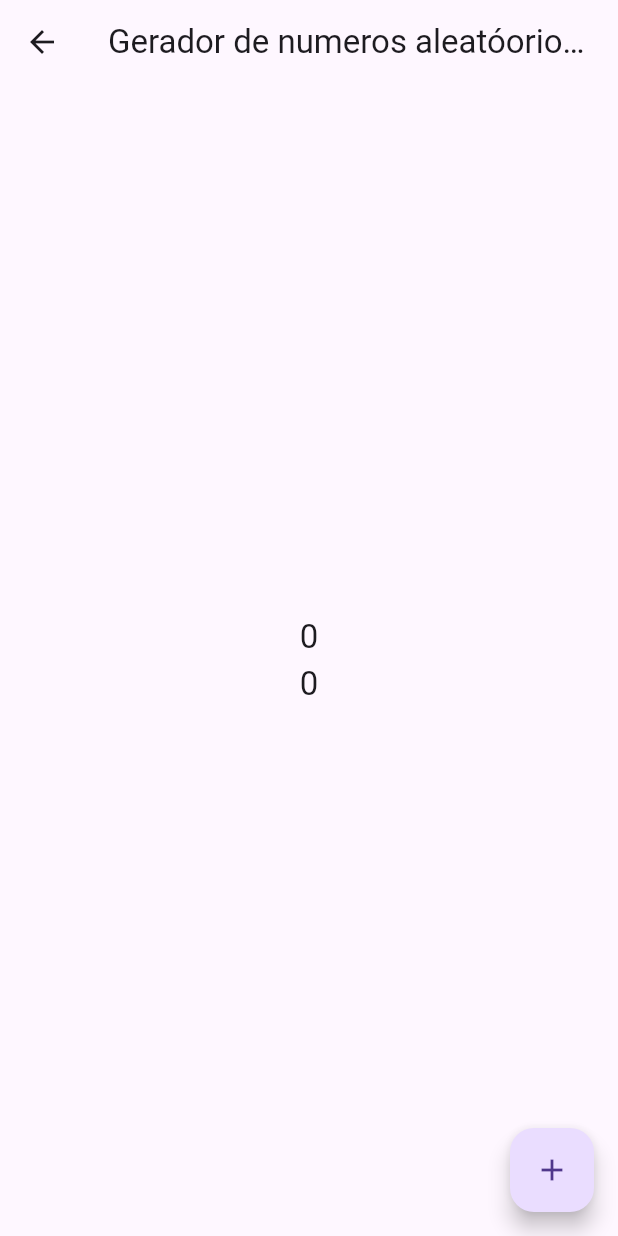
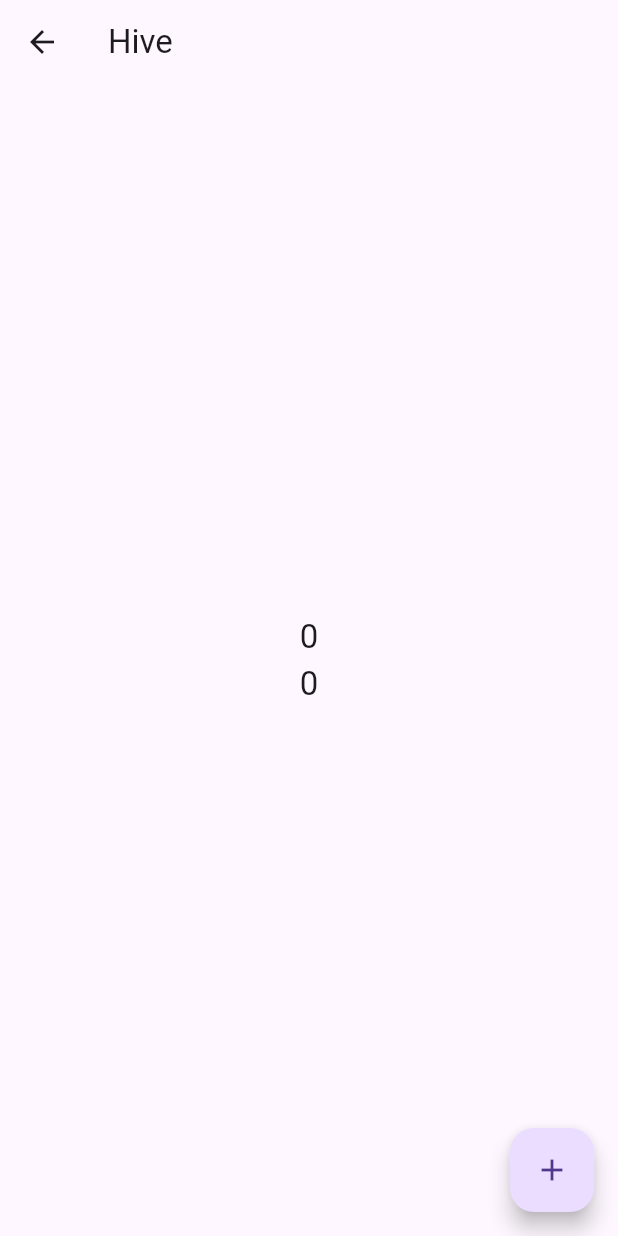
Before and after one commit to guilhermepaiter/LoginPage, a Flutter app: the MainPage screen opened directly, in the side drawer, after a tap on "Gerador de números", on a phone screen of 412 x 824 dp. Run offline on Flutter 3.47's test engine with Material 3 defaults, Android fonts, the phone set to English and light mode, and no system bars; our stand-ins replace google_fonts, hive, shared_preferences; accounts and stored records are empty; network calls fail.

Commit message:
Escrevendo e lendo com Hive

```diff
--- a/lib/Page/numeros_aleatorios.dart
+++ b/lib/Page/numeros_aleatorios/numeros_aleatorios_hive.dart
@@ -1,19 +1,20 @@
 import 'dart:math';
 
 import 'package:flutter/material.dart';
-import 'package:trilhaapp/services/app_storage_service.dart';
+import 'package:hive/hive.dart';
 
-class NumerosAleatoriosPage extends StatefulWidget {
-  const NumerosAleatoriosPage({super.key});
+class NumerosAleatoriosPageHive extends StatefulWidget {
+  const NumerosAleatoriosPageHive({super.key});
 
   @override
-  State<NumerosAleatoriosPage> createState() => _NumerosAleatoriosPageState();
+  State<NumerosAleatoriosPageHive> createState() =>
+      _NumerosAleatoriosPageHiveState();
 }
 
-class _NumerosAleatoriosPageState extends State<NumerosAleatoriosPage> {
+class _NumerosAleatoriosPageHiveState extends State<NumerosAleatoriosPageHive> {
   int numeroGerado = 0;
   int numeroCliques = 0;
-  AppStorageService storage = AppStorageService();
+  late Box boxNumerosAleatorios;
 
   @override
   void initState() {
@@ -22,11 +23,14 @@ class _NumerosAleatoriosPageState extends State<NumerosAleatoriosPage> {
   }
 
   void carregarDados() async {
-    numeroGerado = await storage.getNumeroAleatorio();
-    numeroCliques = await storage.getNumeroCliques();
-    setState(() {
-
-    });
+    if(Hive.isBoxOpen('box_numeros_aleatorios')) {
+      boxNumerosAleatorios = Hive.box('box_numeros_aleatorios');
+    } else {
+      boxNumerosAleatorios = await Hive.openBox('box_numeros_aleatorios');
+    }
+    numeroGerado = boxNumerosAleatorios.get('numeroGerado') ?? 0;
+    numeroCliques = boxNumerosAleatorios.get('numeroCliques') ?? 0;
+    setState(() {});
   }
 
   @override
@@ -34,7 +38,7 @@ class _NumerosAleatoriosPageState extends State<NumerosAleatoriosPage> {
     return SafeArea(
       child: Scaffold(
         appBar: AppBar(
-          title: Text("Gerador de numeros aleatóorioos"),
+          title: Text("Hive"),
         ),
         body: Container(
           alignment: Alignment.center,
@@ -64,8 +68,8 @@ class _NumerosAleatoriosPageState extends State<NumerosAleatoriosPage> {
                 numeroGerado = random.nextInt(1000);
                 numeroCliques = numeroCliques + 1;
               });
-              storage.setNumeroAleatorio(numeroGerado);
-              storage.setNumeroCliques(numeroCliques);
+              boxNumerosAleatorios.put('numeroGerado', numeroGerado);
+              boxNumerosAleatorios.put('numeroCliques', numeroCliques);
             }),
       ),
     );
--- a/lib/widgets/custom_drawer.dart
+++ b/lib/widgets/custom_drawer.dart
@@ -2,7 +2,8 @@ import 'package:flutter/material.dart';
 import 'package:trilhaapp/Page/configuracoes_page.dart';
 import 'package:trilhaapp/Page/dados_cadastrais.dart';
 import 'package:trilhaapp/Page/login_page.dart';
-import 'package:trilhaapp/Page/numeros_aleatorios.dart';
+import 'package:trilhaapp/Page/numeros_aleatorios/numeros_aleatorios_hive.dart';
+import 'package:trilhaapp/Page/numeros_aleatorios/numeros_aleatorios_shared_preferences.dart';
 
 class CustomDrawer extends StatelessWidget {
   const CustomDrawer({super.key});
@@ -107,7 +108,8 @@ class CustomDrawer extends StatelessWidget {
               Navigator.push(
                   context,
                   MaterialPageRoute(
-                      builder: (bc) => const NumerosAleatoriosPage()));
+                      builder: (bc) =>
+                          const NumerosAleatoriosPageHive()));
             },
           ),
           const Divider(),
--- a/pubspec.yaml
+++ b/pubspec.yaml
@@ -37,6 +37,8 @@ dependencies:
   cupertino_icons: ^1.0.6
   google_fonts: ^6.2.1
   shared_preferences: ^2.3.2
+  hive: ^2.2.3
+  path_provider: ^2.1.4
 
 dev_dependencies:
   flutter_test:
@@ -47,7 +49,7 @@ dev_dependencies:
   # activated in the `analysis_options.yaml` file located at the root of your
   # package. See that file for information about deactivating specific lint
   # rules and activating additional ones.
-  flutter_lints: ^3.0.0
+  flutter_lints: ^4.0.0
 
 # For information on the generic Dart part of this file, see the
 # following page: https://dart.dev/tools/pub/pubspec
```
Also changed, not shown: lib/Page/numeros_aleatorios/numeros_aleatorios_shared_preferences.dart (added, +73 -0 lines), lib/main.dart (+7 -1 lines), pubspec.lock.
